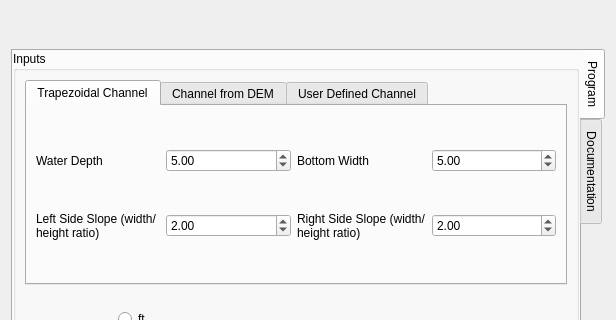
Before: the Qt Designer form flow_estimator_dialog_base.ui in AlisterH/QGISflowEstimator, drawn with Qt 5; both pictures show x 0 to 616 and y 218 to 538 of the 616 by 644 pixel window.
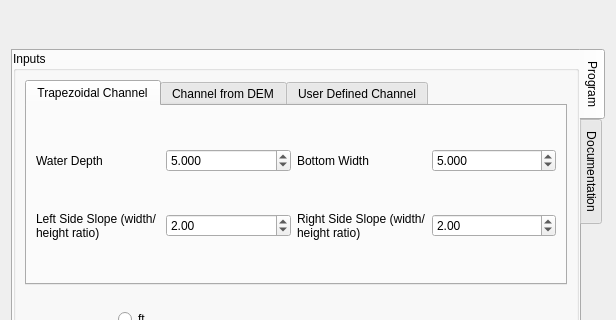
After: the same form once the commit is applied.

Commit message: change units precision etc

```diff
--- a/flow_estimator_dialog_base.ui
+++ b/flow_estimator_dialog_base.ui
@@ -128,6 +128,12 @@
                 <property name="value">
                  <double>5.000000000000000</double>
                 </property>
+                <property name="singleStep">
+                 <double>0.500000000000000</double>
+                </property>
+                <property name="decimals">
+                 <number>3</number>
+                </property>
                </widget>
               </item>
               <item row="0" column="1">
@@ -141,6 +147,9 @@
                 <property name="value">
                  <double>5.000000000000000</double>
                 </property>
+                <property name="decimals">
+                 <number>3</number>
+                </property>
                </widget>
               </item>
               <item row="0" column="3">
```
Left out of the diff: 10 changed lines with no effect on the pictures.
